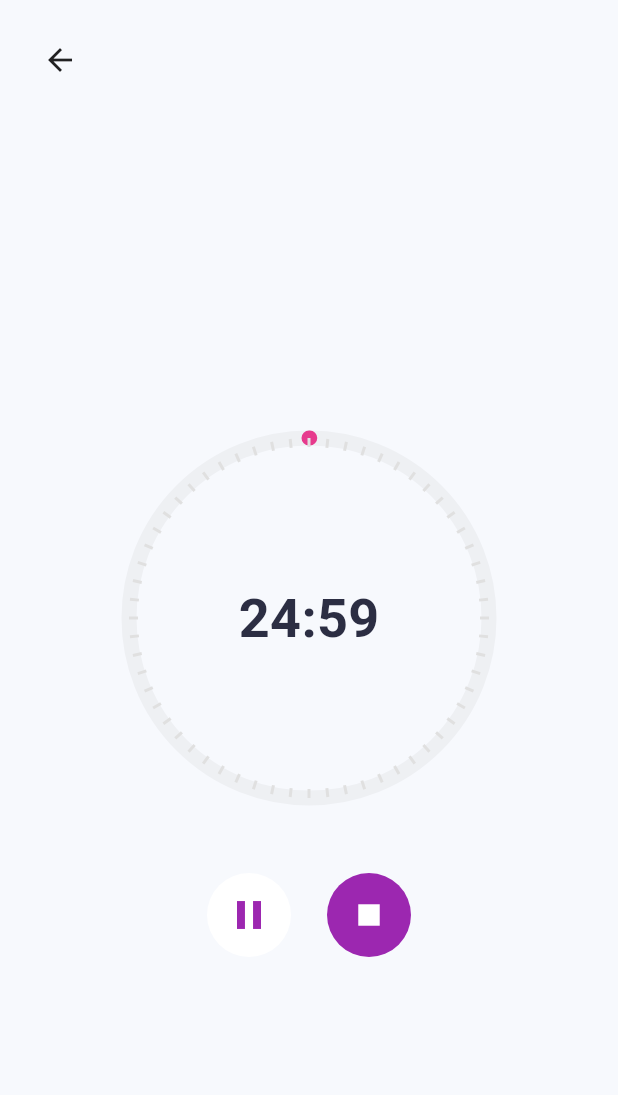
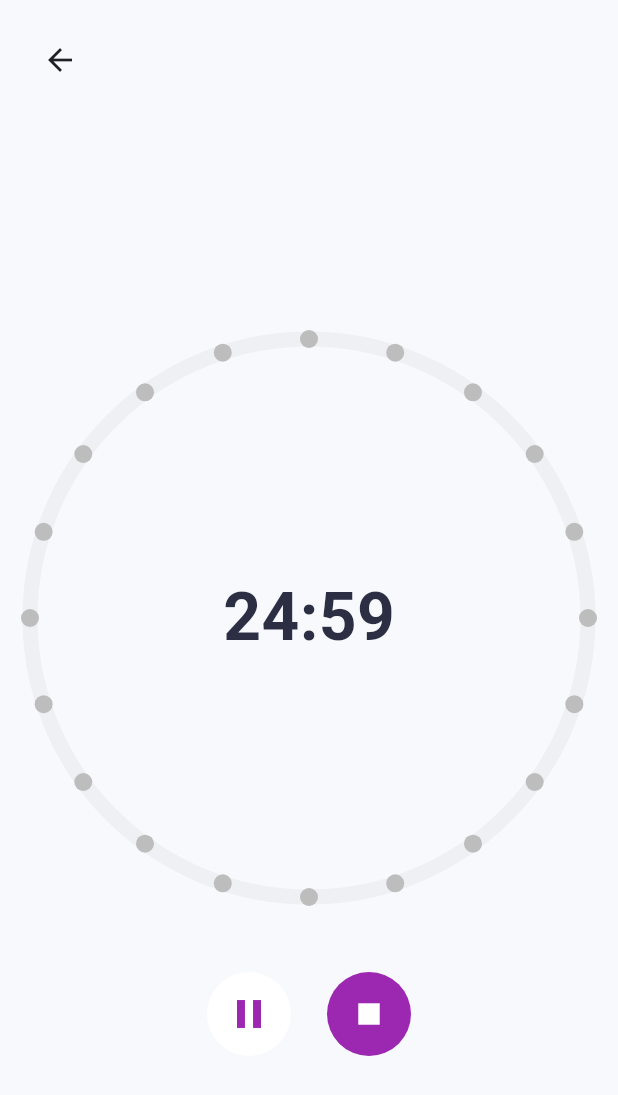
Before and after one commit to alanaraujo902/pomodorobasico2, a Flutter app: the FullScreenTimerView screen opened directly, after a tap on the "play arrow" icon, on a phone screen of 412 x 824 dp. Shown: the top 1095 px of the screen. Run offline on Flutter 3.47's test engine with Material 3 defaults, Android fonts, the phone set to English and light mode, and no system bars.

Commit message:
git commit -m "bolinhas pintadas"

```diff
--- a/lib/screens/full_screen_timer.dart
+++ b/lib/screens/full_screen_timer.dart
@@ -42,9 +42,11 @@ class FullScreenTimerView extends StatelessWidget {
                 ),
                 const SizedBox(height: 16),
                 if (timer.currentSubtask != null)
-                  Container(
+                  Padding(
+                    padding: const EdgeInsets.symmetric(horizontal: 10),
+                    child: Container(
+                      width: double.infinity,
                       padding: const EdgeInsets.symmetric(horizontal: 16, vertical: 8),
-                    margin: const EdgeInsets.symmetric(horizontal: 24),
                       decoration: BoxDecoration(
                         color: Colors.purple.shade50,
                         borderRadius: BorderRadius.circular(12),
@@ -59,24 +61,27 @@ class FullScreenTimerView extends StatelessWidget {
                         ),
                       ),
                     ),
+                  ),
                 const SizedBox(height: 16),
                 Expanded(
                   child: Center(
                     child: Column(
                       mainAxisAlignment: MainAxisAlignment.center,
                       children: [
-                        CustomPaint(
+                        Padding(
+                          padding: const EdgeInsets.symmetric(horizontal: 10),
+                          child: AspectRatio(
+                            aspectRatio: 1,
+                            child: CustomPaint(
                               painter: _RadialTimerPainter(progress),
-                          child: SizedBox(
-                            width: 260,
-                            height: 260,
                               child: Center(
                                 child: Text(
                                   "$minutes:$seconds",
                                   style: const TextStyle(
-                                  fontSize: 36,
+                                    fontSize: 44,
                                     fontWeight: FontWeight.w600,
                                     color: Color(0xFF2C2E43),
+                                  ),
                                 ),
                               ),
                             ),
@@ -143,49 +148,33 @@ class _RadialTimerPainter extends CustomPainter {
   void paint(Canvas canvas, Size size) {
     final center = Offset(size.width / 2, size.height / 2);
     final radius = size.width / 2 - 10;
-    const strokeWidth = 10.0;
+    const int dotCount = 20;
+    const double dotRadius = 6;
 
+    // Desenha o círculo de fundo
     final backgroundPaint = Paint()
       ..color = Colors.grey.withOpacity(0.1)
-      ..strokeWidth = strokeWidth
+      ..strokeWidth = 10.0
       ..style = PaintingStyle.stroke;
-
-    final progressPaint = Paint()
-      ..shader = SweepGradient(
-        colors: [Colors.purple, Colors.pinkAccent],
-        startAngle: 0.0,
-        endAngle: 2 * pi,
-      ).createShader(Rect.fromCircle(center: center, radius: radius))
-      ..strokeWidth = strokeWidth
-      ..style = PaintingStyle.stroke
-      ..strokeCap = StrokeCap.round;
-
     canvas.drawCircle(center, radius, backgroundPaint);
 
-    final angle = 2 * pi * progress;
-    canvas.drawArc(
-      Rect.fromCircle(center: center, radius: radius),
-      -pi / 2,
-      angle,
-      false,
-      progressPaint,
-    );
+    // Cálculo do número de bolinhas a pintar
+    int dotsToPaint = (progress * dotCount).floor();
+    if (progress == 1.0) {
+      dotsToPaint = dotCount;
+    }
 
-    final tickPaint = Paint()
-      ..color = Colors.grey.shade300
-      ..strokeWidth = 2;
+    // Desenha as bolinhas ao redor
+    for (int i = 0; i < dotCount; i++) {
+      final angle = (-pi / 2) + (2 * pi / dotCount) * i; // começa em cima (12h), sentido horário
+      final dx = center.dx + radius * cos(angle);
+      final dy = center.dy + radius * sin(angle);
 
-    for (int i = 0; i < 60; i++) {
-      final double tickAngle = (2 * pi / 60) * i;
-      final Offset start = Offset(
-        center.dx + (radius - 6) * cos(tickAngle),
-        center.dy + (radius - 6) * sin(tickAngle),
-      );
-      final Offset end = Offset(
-        center.dx + radius * cos(tickAngle),
-        center.dy + radius * sin(tickAngle),
-      );
-      canvas.drawLine(start, end, tickPaint);
+      final isFilled = i < dotsToPaint;
+      final dotPaint = Paint()
+        ..color = isFilled ? Colors.purple : Colors.grey.shade400;
+
+      canvas.drawCircle(Offset(dx, dy), dotRadius, dotPaint);
     }
   }
 
```
Lines whose indentation alone changed are shown as unchanged.
